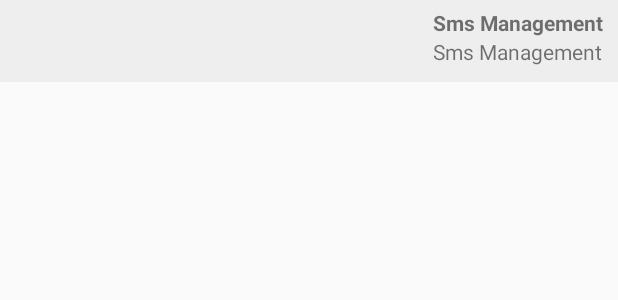
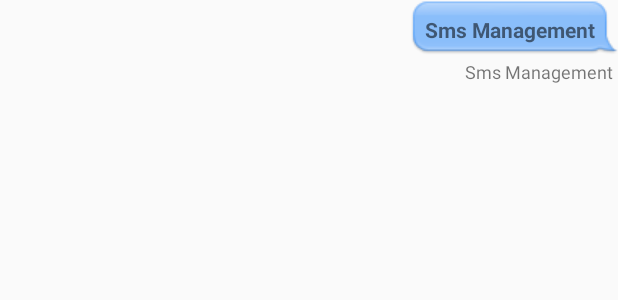
Before and after one commit to jnermano/Sms-android-app, an Android app: the layout right_chat_adapter.xml on its own in the app's theme, with its tools: preview values and no code run, on a phone screen of 412 x 824 dp. Shown: the top 300 px of the screen. Run offline under Robolectric (Android 15) with nearby library versions, the phone set to English and light mode, and no system bars.

```diff
--- a/app/src/main/res/layout/content_new_sms.xml
+++ b/app/src/main/res/layout/content_new_sms.xml
@@ -16,8 +16,7 @@
         android:layout_height="match_parent"
         android:layout_marginBottom="50dp"
         android:layout_marginTop="50dp"
-        android:divider="@android:color/transparent"
-        android:dividerHeight="2dp"/>
+        android:divider="@android:color/transparent"/>
 
     <LinearLayout
         android:layout_width="match_parent"
@@ -56,7 +55,7 @@
             android:id="@+id/edt_msg"
             android:layout_width="0dp"
             android:layout_height="wrap_content"
-            android:layout_weight="5"
+            android:layout_weight="6"
             android:background="@android:drawable/edit_text"
             android:hint="Msg"
             android:inputType="text" />
--- a/app/src/main/res/layout/right_chat_adapter.xml
+++ b/app/src/main/res/layout/right_chat_adapter.xml
@@ -1,8 +1,7 @@
 <?xml version="1.0" encoding="utf-8"?>
 <RelativeLayout xmlns:android="http://schemas.android.com/apk/res/android"
     android:layout_width="match_parent"
-    android:layout_height="wrap_content"
-    android:background="#eee">
+    android:layout_height="wrap_content">
 
     <LinearLayout
         android:layout_width="wrap_content"
@@ -17,21 +16,23 @@
             android:textStyle="bold"
             android:text="@string/app_name"
             android:id="@+id/adapter_conv_tv_msg"
-            android:paddingLeft="5dp"
-            android:paddingRight="10dp"
-            android:paddingTop="5dp"
-            android:paddingBottom="0dp"/>
+            android:paddingLeft="10dp"
+            android:paddingRight="15dp"
+            android:paddingTop="10dp"
+            android:paddingBottom="10dp"
+            android:background="@drawable/in_message_bg"
+            android:layout_gravity="right"/>
 
         <TextView
             android:layout_width="wrap_content"
             android:layout_height="wrap_content"
-            android:textSize="14dp"
+            android:textSize="12dp"
             android:text="@string/app_name"
             android:id="@+id/adapter_conv_tv_date"
-            android:paddingLeft="5dp"
-            android:paddingRight="10dp"
+            android:layout_marginRight="3dp"
             android:paddingTop="0dp"
-            android:paddingBottom="5dp"/>
+            android:paddingBottom="5dp"
+            android:layout_gravity="right"/>
     </LinearLayout>
 
 
```
Also changed, not shown: app/src/main/java/com/kode/smsmanagement/MessageAdapter.java (+16 -4 lines), app/src/main/java/com/kode/smsmanagement/NewSMSActivity.java (+28 -5 lines), app/src/main/res/layout/left_chat_adapter.xml (+7 -7 lines), app/src/main/res/drawable/in_message_bg.9.png (added), app/src/main/res/drawable/out_message_bg.9.png (added).
